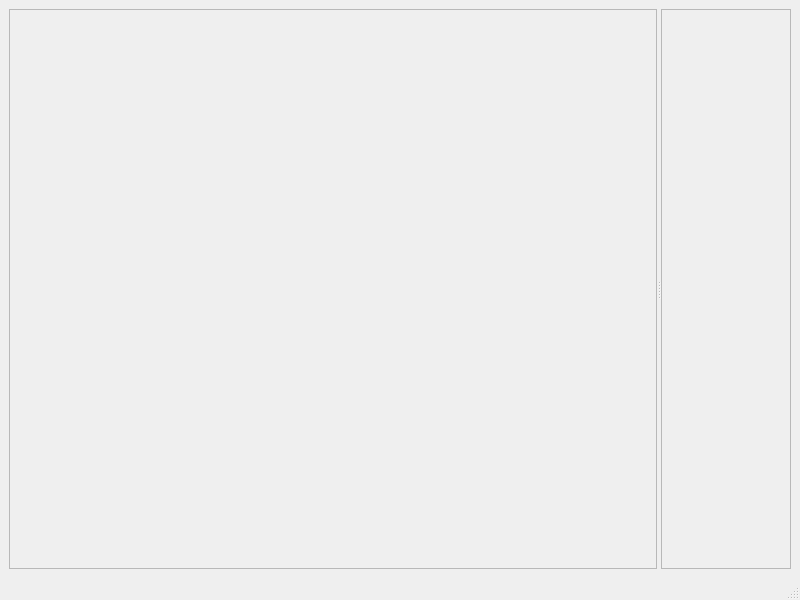
Above: ray_tracer_gui.ui from vitorog/ray-tracer before the change. Below: the same form after it.
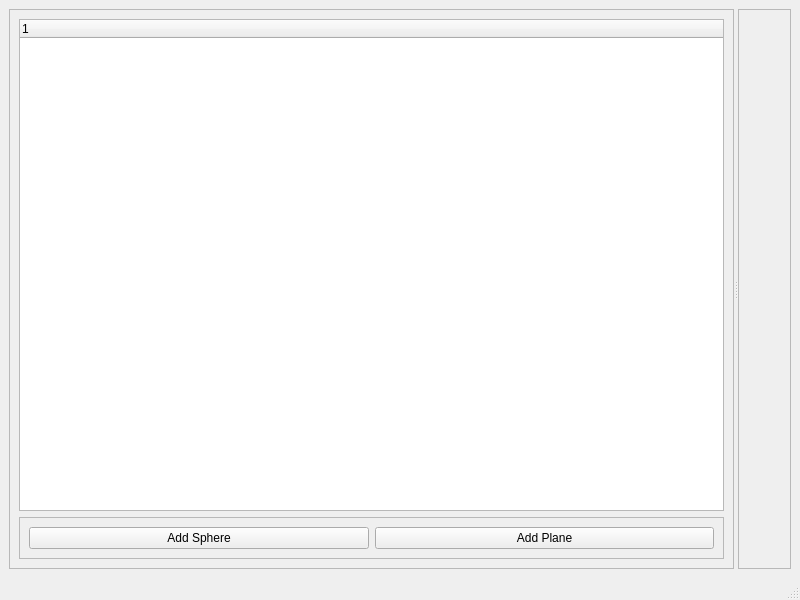
That is the form after the change.

```diff
--- a/ray_tracer_gui.ui
+++ b/ray_tracer_gui.ui
@@ -27,6 +27,43 @@
        <property name="frameShadow">
         <enum>QFrame::Raised</enum>
        </property>
+       <layout class="QVBoxLayout" name="verticalLayout">
+        <item>
+         <widget class="QTreeWidget" name="objects_treeWidget">
+          <column>
+           <property name="text">
+            <string notr="true">1</string>
+           </property>
+          </column>
+         </widget>
+        </item>
+        <item>
+         <widget class="QFrame" name="frame">
+          <property name="frameShape">
+           <enum>QFrame::StyledPanel</enum>
+          </property>
+          <property name="frameShadow">
+           <enum>QFrame::Raised</enum>
+          </property>
+          <layout class="QHBoxLayout" name="horizontalLayout_3">
+           <item>
+            <widget class="QPushButton" name="add_sphere_pushButton">
+             <property name="text">
+              <string>Add Sphere</string>
+             </property>
+            </widget>
+           </item>
+           <item>
+            <widget class="QPushButton" name="add_plane_pushButton">
+             <property name="text">
+              <string>Add Plane</string>
+             </property>
+            </widget>
+           </item>
+          </layout>
+         </widget>
+        </item>
+       </layout>
       </widget>
       <widget class="QFrame" name="gl_widget_frame">
        <property name="frameShape">
```
